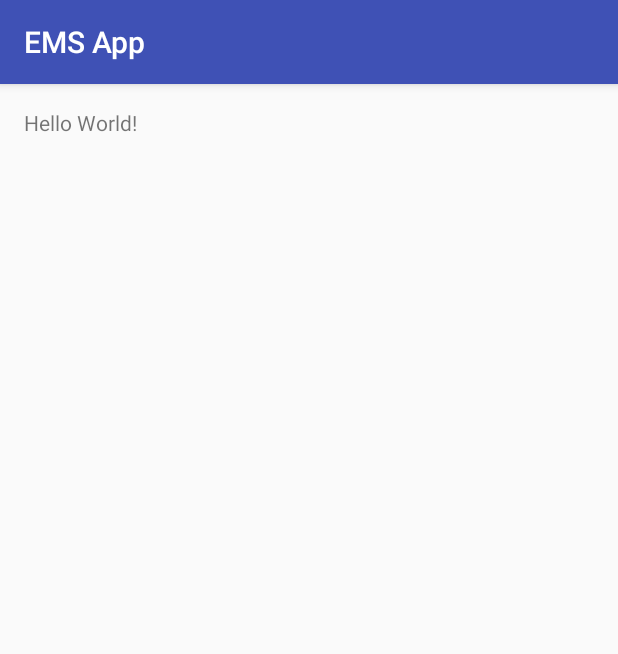
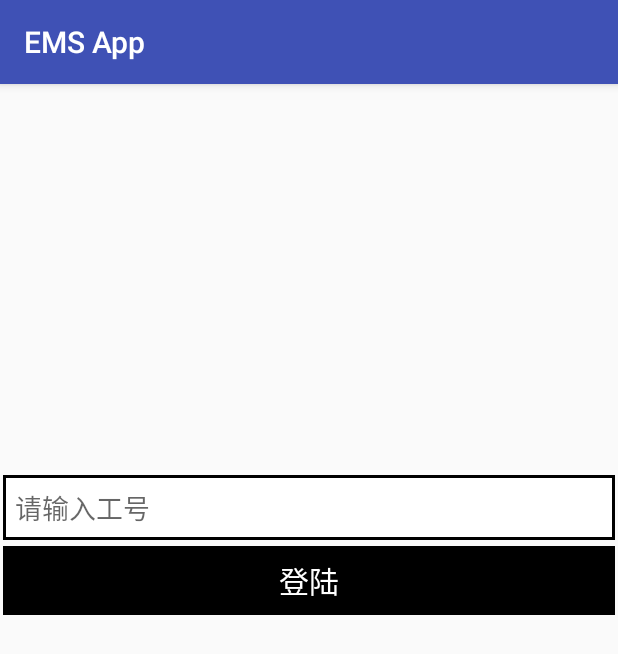
Before and after one commit to breaksource/ems, an Android app: the screen it shows after launch (MainActivity), on a phone screen of 412 x 824 dp. Shown: the top 654 px of the screen. Run offline under Robolectric (Android 15) with nearby library versions, the phone set to English and light mode, and no system bars.

Commit message:
边框样式

```diff
--- a/app/src/main/res/layout/activity_main.xml
+++ b/app/src/main/res/layout/activity_main.xml
@@ -1,16 +1,15 @@
 <?xml version="1.0" encoding="utf-8"?>
-<RelativeLayout xmlns:android="http://schemas.android.com/apk/res/android"
+<FrameLayout xmlns:android="http://schemas.android.com/apk/res/android"
     xmlns:tools="http://schemas.android.com/tools"
     android:layout_width="match_parent"
     android:layout_height="match_parent"
-    android:paddingBottom="@dimen/activity_vertical_margin"
-    android:paddingLeft="@dimen/activity_horizontal_margin"
-    android:paddingRight="@dimen/activity_horizontal_margin"
-    android:paddingTop="@dimen/activity_vertical_margin"
     tools:context="com.example.ems.MainActivity">
 
-    <TextView
+    <LinearLayout
+        android:layout_gravity="center_vertical"
         android:layout_width="wrap_content"
-        android:layout_height="wrap_content"
-        android:text="Hello World!" />
-</RelativeLayout>
+        android:layout_height="250sp">
+        <include layout="@layout/login"/>
+    </LinearLayout>
+
+</FrameLayout>
--- a/app/src/main/res/layout/login.xml
+++ b/app/src/main/res/layout/login.xml
@@ -8,8 +8,10 @@
         android:id="@+id/work_number"
         android:layout_width="match_parent"
         android:layout_height="wrap_content"
-        android:padding="10sp"
-        android:text="请输入工号"
+        android:layout_margin="3px"
+        android:background="@drawable/border"
+        android:padding="8sp"
+        android:hint="@string/work_num"
         android:textSize="18sp"/>
 
     <TextView
@@ -19,6 +21,9 @@
         android:background="#000000"
         android:gravity="center|center_vertical"
         android:layout_margin="3px"
+        android:layout_marginLeft="3px"
+        android:layout_marginRight="3px"
+        android:layout_marginTop="20px"
         android:padding="8sp"
         android:text="@string/login"
         android:textColor="#ffffff"
```
